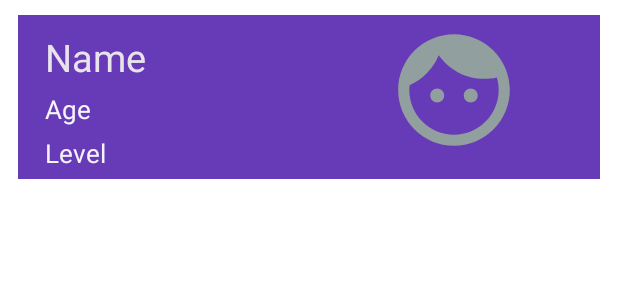
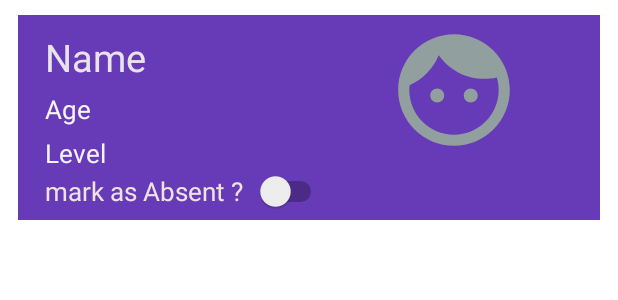
Before and after one commit to Monzer-Osman/School_Bus_Tracking_ParentVersion, an Android app: the layout kid_list.xml on its own in the app's theme, with its tools: preview values and no code run, on a phone screen of 412 x 824 dp. Shown: the top 300 px of the screen. Run offline under Robolectric (Android 15) with nearby library versions, the phone set to English and light mode, and no system bars.

Commit message:
last version

```diff
--- a/app/src/main/java/com/project/SchoolBusApp/controller/KidAdapter.java
+++ b/app/src/main/java/com/project/SchoolBusApp/controller/KidAdapter.java
@@ -5,9 +5,11 @@ import android.content.SharedPreferences;
 import android.view.LayoutInflater;
 import android.view.View;
 import android.view.ViewGroup;
+import android.widget.Switch;
 import android.widget.TextView;
 
 import androidx.annotation.NonNull;
+import androidx.appcompat.widget.SwitchCompat;
 import androidx.recyclerview.widget.RecyclerView;
 
 import com.project.SchoolBusApp.R;
@@ -52,6 +54,7 @@ public class KidAdapter extends RecyclerView.Adapter<KidAdapter.KidViewHolder>{
         private final TextView name;
         private final TextView age;
         private final TextView level;
+
         //private final ImageView image;
 
         public KidViewHolder(@NonNull View itemView) {
@@ -59,6 +62,7 @@ public class KidAdapter extends RecyclerView.Adapter<KidAdapter.KidViewHolder>{
             name = itemView.findViewById(R.id.name_view99);
             age = itemView.findViewById(R.id.age);
             level = itemView.findViewById(R.id.level);
+
             //image = itemView.findViewById(R.id.imageView);
         }
     }
--- a/app/src/main/java/com/project/SchoolBusApp/ui/chat/Inbox.java
+++ b/app/src/main/java/com/project/SchoolBusApp/ui/chat/Inbox.java
@@ -69,9 +69,9 @@ public class Inbox extends Fragment {
 
                         if(response.body() != null) {
                             Log.d("status : ", "i got the data ");
-                            for(int i = 0; i < response.body().size(); i++){
-                                messageList.add(response.body().get(i));
-                            }
+                            messageList.addAll(response.body());
+                            ArrayList<Message> tmp = new ArrayList<>(messageList);
+                            for(int j = 0; j < messageList.size(); j++) messageList.set(j,tmp.get(tmp.size()-j-1));
                             messageAdapter.notifyDataSetChanged();
                         }
                     }
--- a/app/src/main/java/com/project/SchoolBusApp/ui/chat/Outbox.java
+++ b/app/src/main/java/com/project/SchoolBusApp/ui/chat/Outbox.java
@@ -68,6 +68,9 @@ public class Outbox extends Fragment {
                         if(response.body() != null) {
                             Log.d("status : ", "i got the data ");
                             messageList.addAll(response.body());
+                            ArrayList<Message> tmp = new ArrayList<>();
+                            tmp.addAll(messageList);
+                            for(int i = 0; i < messageList.size(); i++) messageList.set(i,tmp.get(tmp.size()-i-1));
                             messageAdapter.notifyDataSetChanged();
                         }
                     }
--- a/app/src/main/java/com/project/SchoolBusApp/ui/track_bus/MapsFragment.java
+++ b/app/src/main/java/com/project/SchoolBusApp/ui/track_bus/MapsFragment.java
@@ -92,7 +92,6 @@ public class MapsFragment extends Fragment {
             moveCameraHereWithZoom();
         }
     };
-
 
     @Nullable
     @Override
@@ -206,7 +205,6 @@ public class MapsFragment extends Fragment {
 
     // async update current location marker
     private void loadLocation(String userId) {
-
         apiService.getLocation("0").enqueue(new Callback<LocationResponse>() {
             @Override
             public void onResponse(Call<LocationResponse> call, Response<LocationResponse> response) {
--- a/app/src/main/res/layout/kid_list.xml
+++ b/app/src/main/res/layout/kid_list.xml
@@ -58,6 +58,15 @@
                 android:textColor="#EEFFFFFF"
                 android:textSize="17sp" />
 
+            <Switch
+                android:id="@+id/isAbscent"
+                android:layout_width="188dp"
+                android:layout_height="wrap_content"
+                android:layout_marginLeft="10sp"
+                android:text="@string/attendance"
+                android:textColor="#EDE4E1"
+                android:textSize="17sp" />
+
         </LinearLayout>
 
         <ImageView
--- a/app/src/main/res/values/strings.xml
+++ b/app/src/main/res/values/strings.xml
@@ -33,4 +33,5 @@
     <string name="hint_enter_your_message">Enter Your Message</string>
     <!-- TODO: Remove or change this placeholder text -->
     <string name="hello_blank_fragment">Hello blank fragment</string>
+    <string name="attendance">mark as Absent ?</string>
 </resources>
```
Also changed, not shown: app/src/main/java/com/project/SchoolBusApp/Interface/ApiInterface.java (+0 -32 lines), app/src/main/java/com/project/SchoolBusApp/model/Kid.java (+9 -0 lines).
